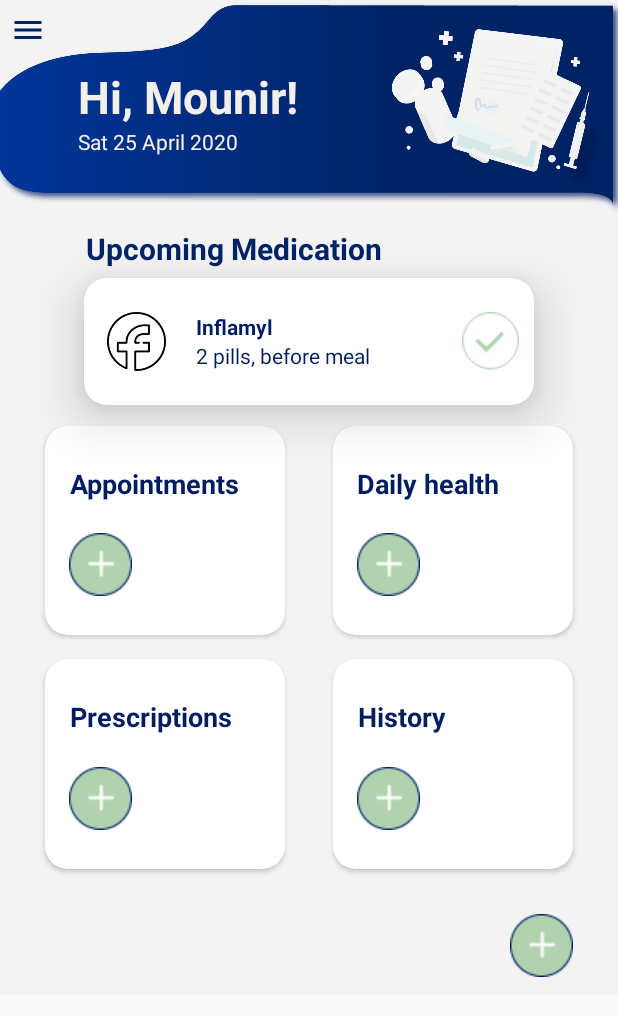
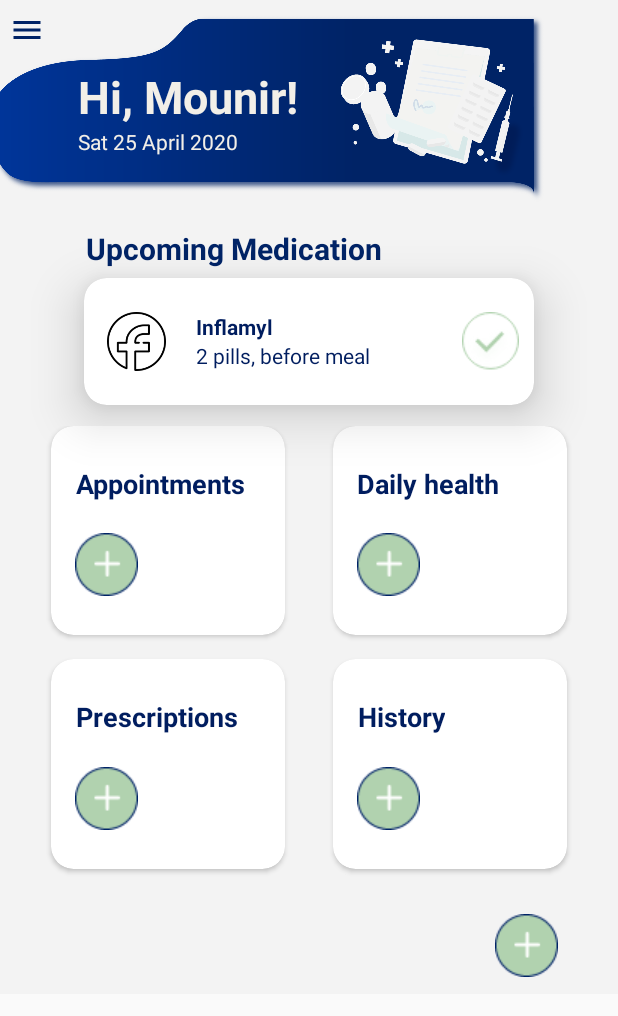
Before and after one commit to ouma-h/Diabeat, an Android app: the screen it shows after launch once a user with an empty profile is signed in (MainActivity), on a phone screen of 412 x 824 dp. Shown: the top 1016 px of the screen. Run offline under Robolectric (Android 15) with nearby library versions, the phone set to English and light mode, and no system bars; our stand-ins replace Firebase (no records; nobody signed in at launch, a user with empty details on screens opened directly).

Commit message:
log in functional / UI fixes

```diff
--- a/app/build.gradle
+++ b/app/build.gradle
@@ -7,7 +7,7 @@ android {
 
     defaultConfig {
         applicationId "com.example.diabeat"
-        minSdkVersion 8
+        minSdkVersion 16
         targetSdkVersion 29
         versionCode 1
         versionName "1.0"
--- a/app/src/main/res/layout/activity_main.xml
+++ b/app/src/main/res/layout/activity_main.xml
@@ -30,20 +30,17 @@
             tools:context=".MainActivity">
 
 
-
-
-
             <ImageView
                 android:id="@+id/top_bg"
-                android:layout_width="417dp"
+                android:layout_width="363dp"
                 android:layout_height="146dp"
                 android:paddingStart="-5dp"
+                android:paddingLeft="-5dp"
                 app:layout_constraintBottom_toTopOf="@+id/linearLayout3"
                 app:layout_constraintStart_toStartOf="parent"
                 app:layout_constraintTop_toTopOf="parent"
                 app:srcCompat="@drawable/homepage_background"
-                tools:ignore="RtlSymmetry"
-                android:paddingLeft="-5dp" />
+                tools:ignore="RtlSymmetry" />
 
             <ImageView
                 android:layout_width="wrap_content"
@@ -193,7 +190,7 @@
                         android:layout_width="0dp"
                         android:layout_height="0dp"
                         android:layout_marginBottom="16dp"
-                        android:layout_marginLeft="16dp"
+                        android:layout_marginLeft="20dp"
                         android:layout_marginRight="16dp"
                         app:cardCornerRadius="15dp"
                         app:layout_rowWeight="1"
@@ -236,7 +233,7 @@
                         android:layout_height="0dp"
                         android:layout_marginBottom="16dp"
                         android:layout_marginLeft="16dp"
-                        android:layout_marginRight="16dp"
+                        android:layout_marginRight="20dp"
 
                         app:cardCornerRadius="15dp"
                         app:layout_rowWeight="1"
@@ -275,7 +272,7 @@
                         android:layout_width="0dp"
                         android:layout_height="0dp"
                         android:layout_marginBottom="16dp"
-                        android:layout_marginLeft="16dp"
+                        android:layout_marginLeft="20dp"
                         android:layout_marginRight="16dp"
 
                         app:cardCornerRadius="15dp"
@@ -316,7 +313,7 @@
                         android:layout_height="0dp"
                         android:layout_marginBottom="16dp"
                         android:layout_marginLeft="16dp"
-                        android:layout_marginRight="16dp"
+                        android:layout_marginRight="20dp"
 
                         app:cardCornerRadius="15dp"
                         app:layout_rowWeight="1"
@@ -358,7 +355,7 @@
                     android:layout_height="wrap_content"
                     android:layout_weight="0.5"
                     android:layout_gravity="right"
-                    android:layout_marginRight="30dp"
+                    android:layout_marginRight="40dp"
                     android:layout_marginBottom="10dp"
                     app:srcCompat="@drawable/plus_icon" />
 
```
Also changed, not shown: app/src/main/java/com/example/diabeat/activity_login.java (+62 -2 lines), app/src/main/res/layout/activity_login.xml (+4 -4 lines).
